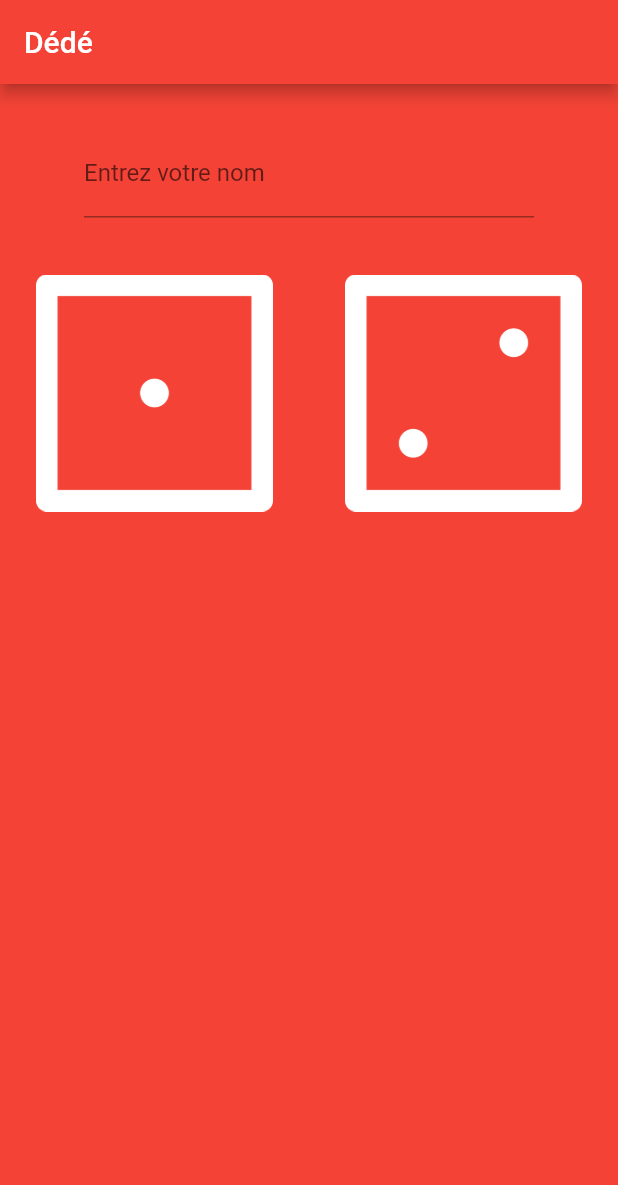
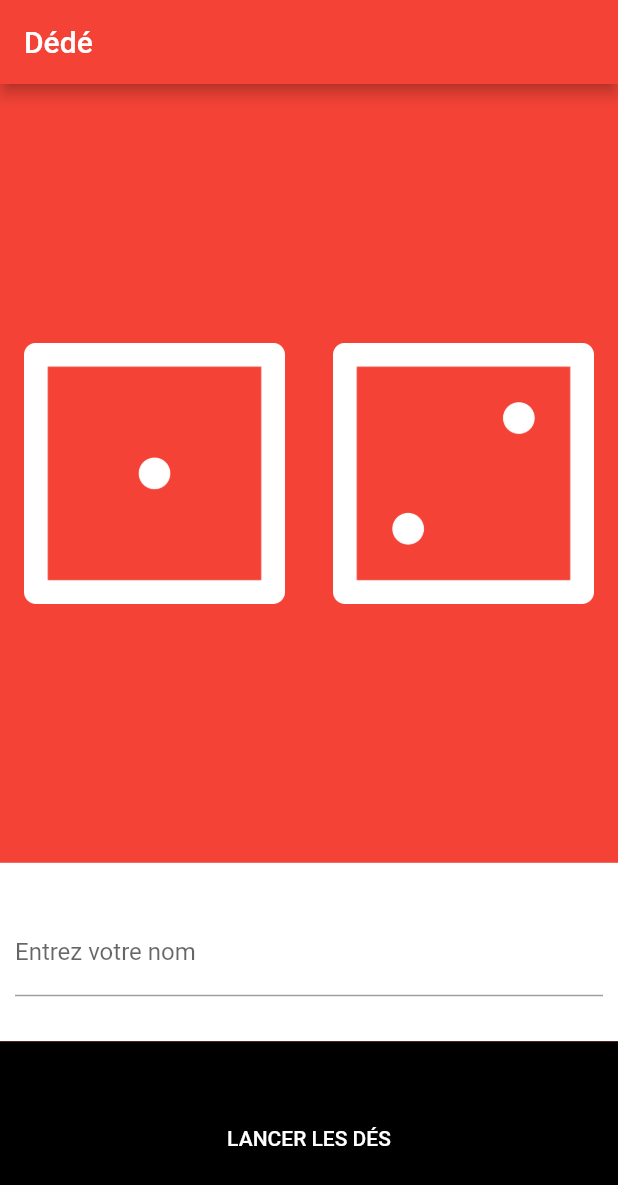
Before and after one commit to houdja/dede, a Flutter app: the screen it shows after launch, on a phone screen of 412 x 824 dp. Shown: the top 1185 px of the screen. Run offline on Flutter 3.47's test engine with Material 2 defaults, Android fonts, the phone set to English and light mode, and no system bars.

```diff
--- a/lib/main.dart
+++ b/lib/main.dart
@@ -7,6 +7,7 @@ import "package:http/http.dart" as http;
 void main() {
   return runApp(
     MaterialApp(
+      debugShowCheckedModeBanner: false,
       home: Scaffold(
         backgroundColor: Colors.red,
         appBar: AppBar(
@@ -25,30 +26,82 @@ class DicePage extends StatefulWidget {
 }
 
 class _DicePage extends State<DicePage> {
+  TextEditingController username = TextEditingController();
+  final GlobalKey<FormState> _formKey = GlobalKey<FormState>();
+
   int leftDiceNumber = 1;
   int rightDiceNumber = 2;
 
-  get randNum => () {
-        return Random().nextInt(6) + 1;
-      };
+  sendScore() async {
+    var headers = {'Content-Type': 'application/json'};
+    var request = http.Request(
+        'POST', Uri.parse('http://localhost/apitest/public/api/dedes'));
+    request.body = json.encode(
+        {"pseudo": username.text, "score": leftDiceNumber + rightDiceNumber});
+    request.headers.addAll(headers);
+
+    http.StreamedResponse response = await request.send();
+
+    if (response.statusCode == 200) {
+      print(await response.stream.bytesToString());
+    } else {
+      print(response.reasonPhrase);
+    }
+  }
 
   void randDice() {
-    leftDiceNumber = randNum();
-    rightDiceNumber = randNum();
+    leftDiceNumber = Random().nextInt(6) + 1;
+    rightDiceNumber = Random().nextInt(6) + 1;
   }
-
-  final url = 'https://localhost/testpdo/traitement.php';
 
   @override
   Widget build(BuildContext context) {
     return Center(
       child: Column(
+        crossAxisAlignment: CrossAxisAlignment.stretch,
         children: [
-          SizedBox(
-            width: 300,
+          Expanded(
+            flex: 4,
+            child: Row(
+              mainAxisAlignment: MainAxisAlignment.center,
+              children: [
+                Expanded(
+                  flex: 1,
                   child: Padding(
-              padding: EdgeInsets.symmetric(vertical: 30.0),
-              child: TextField(
+                    padding: const EdgeInsets.symmetric(horizontal: 16.0),
+                    child: Image.asset(
+                      'images/dice$leftDiceNumber.png',
+                    ),
+                  ),
+                ),
+                Expanded(
+                  flex: 1,
+                  child: Padding(
+                    padding: const EdgeInsets.symmetric(horizontal: 16.0),
+                    child: Image.asset(
+                      'images/dice$rightDiceNumber.png',
+                    ),
+                  ),
+                ),
+              ],
+            ),
+          ),
+          Form(
+            key: _formKey,
+            child: Container(
+              color: Colors.white,
+              width: double.infinity,
+              child: Padding(
+                padding:
+                    const EdgeInsets.symmetric(horizontal: 10, vertical: 30),
+                child: TextFormField(
+                  validator: (value) {
+                    if (value == null || value.isEmpty) {
+                      return 'Veuillez remplir les champs';
+                    }
+                    return null;
+                  },
+                  controller: username,
                   decoration: InputDecoration(
                     focusColor: Colors.white,
                     border: UnderlineInputBorder(),
@@ -57,48 +110,31 @@ class _DicePage extends State<DicePage> {
                 ),
               ),
             ),
-          Row(
-            children: [
+          ),
           Expanded(
-                flex: 1,
-                child: Padding(
-                  padding: const EdgeInsets.symmetric(horizontal: 16.0),
+            child: Container(
+              color: Colors.black,
               child: TextButton(
                 onPressed: () {
-                      setState(
-                        () {
+                  setState(() {
+                    if (_formKey.currentState!.validate()) {
                       randDice();
+                      sendScore();
+                      username.text = '';
+                    }
+                  });
                 },
-                      );
-                    },
-                    child: Image.asset(
-                      'images/dice$leftDiceNumber.png',
+                child: Text(
+                  'Lancer les dés'.toUpperCase(),
+                  style: TextStyle(
+                    color: Colors.white,
                   ),
-                  ),
-                ),
-              ),
-              Expanded(
-                flex: 1,
-                child: Padding(
-                  padding: const EdgeInsets.symmetric(horizontal: 16.0),
-                  child: TextButton(
-                    onPressed: () {
-                      setState(
-                        () {
-                          randDice();
-                        },
-                      );
-                    },
-                    child: Image.asset(
-                      'images/dice$rightDiceNumber.png',
                 ),
               ),
             ),
           ),
         ],
       ),
-        ],
-      ),
     );
   }
 }
```
Lines whose indentation alone changed are shown as unchanged.
